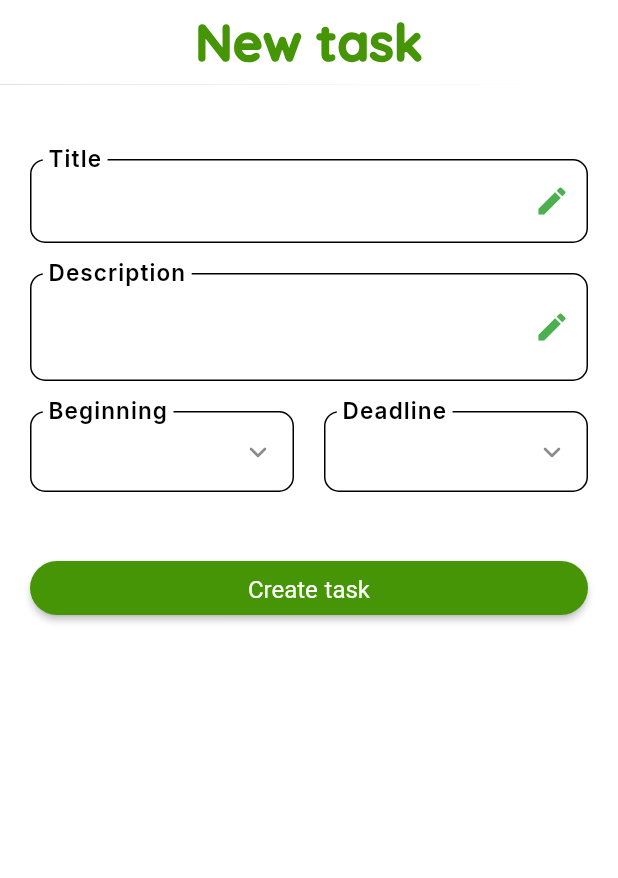
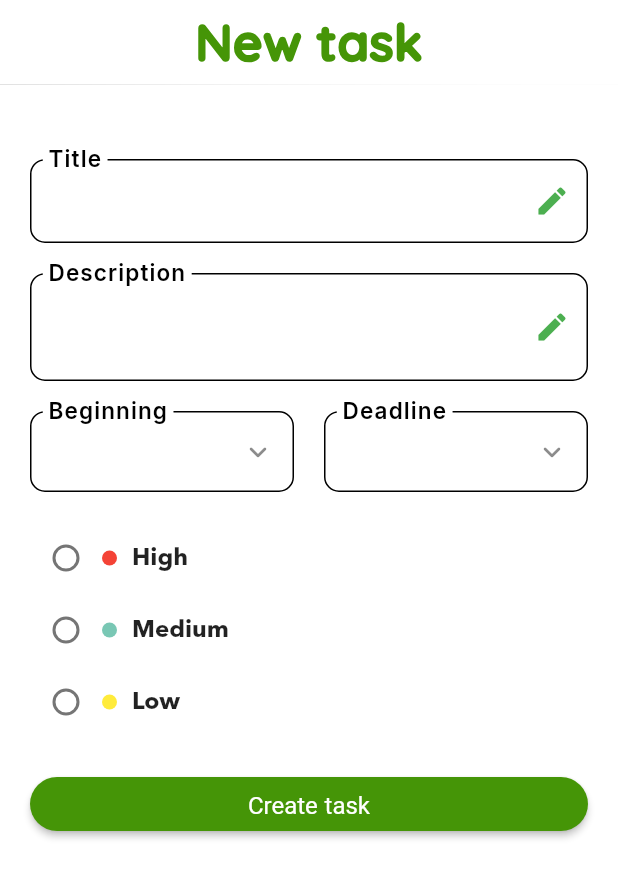
Before and after one commit to eliotfgn/blog_app, a Flutter app: the CreateTaskScreen screen opened by its route, after a tap on "Create task", on a phone screen of 412 x 824 dp. Shown: the top 878 px of the screen. Run offline on Flutter 3.47's test engine with Material 2 defaults, Android fonts, the phone set to English and light mode, and no system bars; our stand-ins replace dio, flutter_spinkit, fluttertoast, font_awesome_flutter, google_fonts, shared_preferences; accounts and stored records are empty.

Commit message:
create task from app

```diff
--- a/lib/screens/create_task_screen.dart
+++ b/lib/screens/create_task_screen.dart
@@ -1,17 +1,39 @@
+import 'package:blog/models/new_task.dart';
+import 'package:blog/screens/tasks_screen.dart';
+import 'package:blog/services/task_service.dart';
 import 'package:flutter/material.dart';
 import 'package:google_fonts/google_fonts.dart';
 
 import '../utils/constants.dart';
 
-class CreateTaskScreen extends StatelessWidget {
+class CreateTaskScreen extends StatefulWidget {
   static const String routeName = "/create-task";
 
   CreateTaskScreen({Key? key}) : super(key: key);
+
+  @override
+  State<CreateTaskScreen> createState() => _CreateTaskScreenState();
+}
+
+class _CreateTaskScreenState extends State<CreateTaskScreen> {
   late TextEditingController titleController;
+
   late TextEditingController descriptionController;
+
   late TextEditingController beginningController;
+
   late TextEditingController deadlineController;
+
   late Key _formKey;
+
+  String priority = "";
+  String deadline = "";
+
+  updatePriority(String value) {
+    setState(() {
+      priority = value;
+    });
+  }
 
   init() {
     titleController = TextEditingController();
@@ -35,7 +57,8 @@ class CreateTaskScreen extends StatelessWidget {
         ),
         centerTitle: true,
       ),
-      body: Padding(
+      body: SingleChildScrollView(
+        child: Padding(
           padding: const EdgeInsets.symmetric(horizontal: 20, vertical: 20),
           child: Form(
             key: _formKey,
@@ -150,7 +173,8 @@ class CreateTaskScreen extends StatelessWidget {
                                 borderRadius: BorderRadius.circular(10),
                               ),
                               enabledBorder: OutlineInputBorder(
-                              borderSide: const BorderSide(color: Colors.black),
+                                borderSide:
+                                    const BorderSide(color: Colors.black),
                                 borderRadius: BorderRadius.circular(10),
                               ),
                               label: Container(
@@ -161,7 +185,8 @@ class CreateTaskScreen extends StatelessWidget {
                                       fontSize: 20,
                                       color: Colors.black,
                                       fontWeight: FontWeight.w600,
-                                    fontFamily: GoogleFonts.inter().fontFamily,
+                                      fontFamily:
+                                          GoogleFonts.inter().fontFamily,
                                       letterSpacing: 1),
                                 ),
                               ),
@@ -188,6 +213,7 @@ class CreateTaskScreen extends StatelessWidget {
                             if (date != null) {
                               deadlineController.text =
                                   "${date.year}-${date.month.toString().padLeft(2, "0")}-${date.day}";
+                              deadline = date.toString();
                             }
                           },
                           decoration: InputDecoration(
@@ -200,7 +226,8 @@ class CreateTaskScreen extends StatelessWidget {
                                       style: BorderStyle.none),
                                   borderRadius: BorderRadius.circular(10)),
                               enabledBorder: OutlineInputBorder(
-                              borderSide: const BorderSide(color: Colors.black),
+                                borderSide:
+                                    const BorderSide(color: Colors.black),
                                 borderRadius: BorderRadius.circular(10),
                               ),
                               label: Container(
@@ -211,7 +238,8 @@ class CreateTaskScreen extends StatelessWidget {
                                       fontSize: 20,
                                       color: Colors.black,
                                       fontWeight: FontWeight.w600,
-                                    fontFamily: GoogleFonts.inter().fontFamily,
+                                      fontFamily:
+                                          GoogleFonts.inter().fontFamily,
                                       letterSpacing: 1),
                                 ),
                               ),
@@ -225,11 +253,29 @@ class CreateTaskScreen extends StatelessWidget {
                 const SizedBox(
                   height: 20,
                 ),
+                PriorityChoice(
+                  priority,
+                  onChange: (value) {
+                    priority = value;
+                  },
+                ),
                 const SizedBox(
                   height: 20,
                 ),
                 ElevatedButton(
-                onPressed: () {},
+                  onPressed: () async {
+                    if (titleController.text.isNotEmpty &&
+                        descriptionController.text.isNotEmpty &&
+                        deadlineController.text.isNotEmpty) {
+                      final task = NewTask(titleController.text,
+                          descriptionController.text, priority, deadline);
+                      bool created = await TaskService.create(task);
+
+                      if (created) {
+                        Navigator.pushNamed(context, TasksScreen.routeName);
+                      }
+                    }
+                  },
                   style: ElevatedButton.styleFrom(
                     textStyle: const TextStyle(fontSize: 16),
                     shape: const RoundedRectangleBorder(
@@ -242,6 +288,107 @@ class CreateTaskScreen extends StatelessWidget {
             ),
           ),
         ),
+      ),
     );
   }
 }
+
+class PriorityChoice extends StatefulWidget {
+  String priorityController;
+
+  // add an argument which will be a function that will be called when the priority is changed to update state in the parent component
+  dynamic onChange;
+
+  PriorityChoice(this.priorityController, {Key? key, required this.onChange})
+      : super(key: key);
+
+  @override
+  State<PriorityChoice> createState() => _PriorityChoiceState();
+}
+
+class _PriorityChoiceState extends State<PriorityChoice> {
+  String priority = "";
+
+  @override
+  Widget build(BuildContext context) {
+    return Column(
+      children: [
+        Row(
+          children: [
+            Radio(
+                value: "high",
+                groupValue: priority,
+                onChanged: (value) {
+                  setState(() {
+                    priority = value.toString();
+                    widget.priorityController = priority;
+                    widget.onChange(priority);
+                  });
+                }),
+            const CircleAvatar(
+              backgroundColor: Colors.red,
+              radius: 5,
+            ),
+            const SizedBox(
+              width: 10,
+            ),
+            const Text(
+              "High",
+              style: TextStyle(fontSize: 16, fontWeight: FontWeight.w600),
+            ),
+          ],
+        ),
+        Row(
+          children: [
+            Radio(
+                value: "medium",
+                groupValue: priority,
+                onChanged: (value) {
+                  setState(() {
+                    priority = value.toString();
+                    widget.priorityController = priority;
+                    widget.onChange(priority);
+                  });
+                }),
+            const CircleAvatar(
+              backgroundColor: Color(0xff79C7B4),
+              radius: 5,
+            ),
+            const SizedBox(
+              width: 10,
+            ),
+            const Text(
+              "Medium",
+              style: TextStyle(fontSize: 16, fontWeight: FontWeight.w600),
+            ),
+          ],
+        ),
+        Row(
+          children: [
+            Radio(
+                value: "low",
+                groupValue: priority,
+                onChanged: (value) {
+                  setState(() {
+                    priority = value.toString();
+                    widget.priorityController = priority;
+                    widget.onChange(priority);
+                  });
+                }),
+            CircleAvatar(
+              backgroundColor: Colors.yellow.shade500,
+              radius: 5,
+            ),
+            const SizedBox(
+              width: 10,
+            ),
+            const Text(
+              "Low",
+              style: TextStyle(fontSize: 16, fontWeight: FontWeight.w600),
+            ),
+          ],
+        ),
+      ],
+    );
+  }
+}
```
Lines whose indentation alone changed are shown as unchanged.
